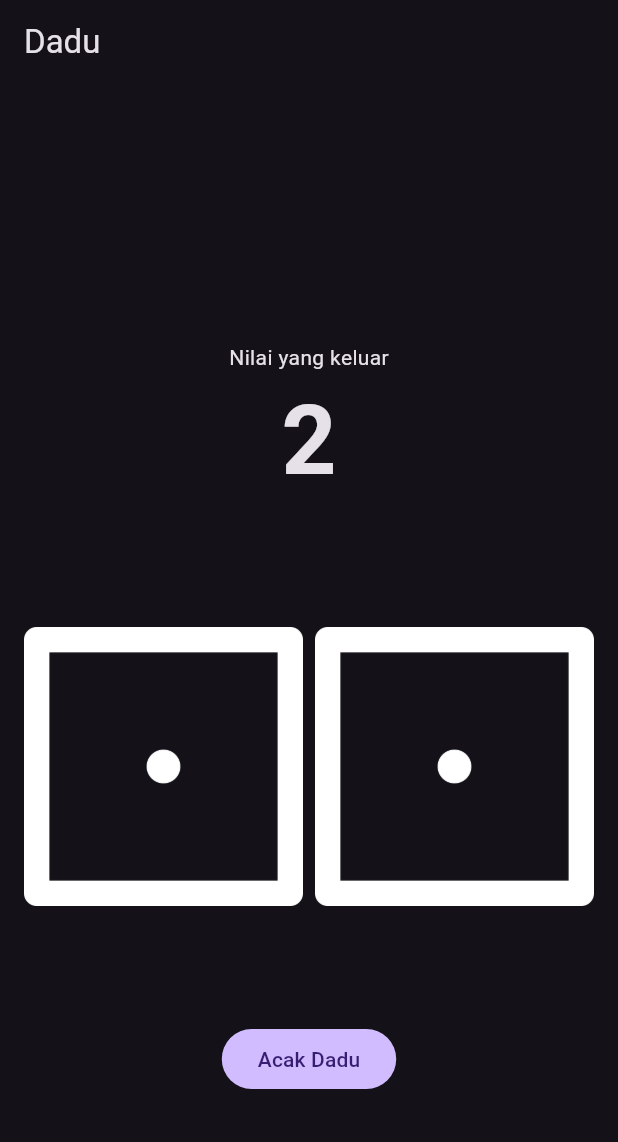
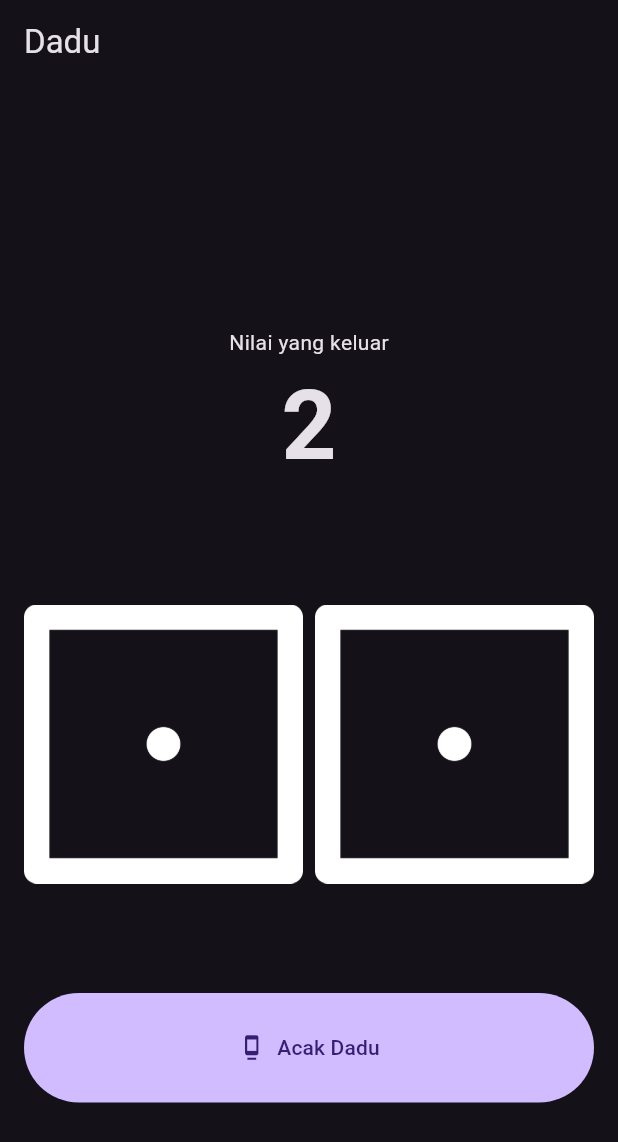
Before and after one commit to nurulishlah/dadu, a Flutter app: the screen it shows after launch, on a phone screen of 412 x 824 dp. Shown: the top 1142 px of the screen. Run offline on Flutter 3.47's test engine with Material 3 defaults, Android fonts, the light colour scheme and no system bars.

Commit message:
Add Icon to the button

```diff
--- a/lib/pages/dadu_page.dart
+++ b/lib/pages/dadu_page.dart
@@ -1,8 +1,10 @@
 import 'dart:math';
 
+import 'package:flutter/cupertino.dart';
 import 'package:flutter/material.dart';
 
 import 'package:dadu/widgets/dadu.dart';
+import 'package:flutter/widgets.dart';
 
 class DaduPage extends StatefulWidget {
   const DaduPage({
@@ -55,7 +57,8 @@ class _DaduPageState extends State<DaduPage> {
               ],
             ),
             const Spacer(),
-            FilledButton(
+            Expanded(
+              child: FilledButton(
                 onPressed: () {
                   setState(() {
                     nomorDaduKiri = Random().nextInt(6) + 1;
@@ -63,7 +66,15 @@ class _DaduPageState extends State<DaduPage> {
                     jumlahNilai = nomorDaduKiri + nomorDaduKanan;
                   });
                 },
-              child: const Text('Acak Dadu'),
+                child: const Row(
+                  mainAxisAlignment: MainAxisAlignment.center,
+                  children: [
+                    Icon(Icons.dock),
+                    SizedBox(width: 8),
+                    Text('Acak Dadu'),
+                  ],
+                ),
+              ),
             ),
             const Spacer(),
           ],
```
Lines whose indentation alone changed are shown as unchanged.
